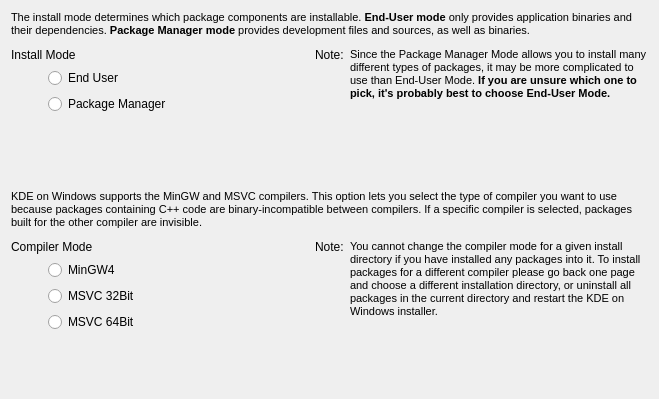
This is gui/usercompilermodepage.ui in KDE/kdewin-installer as Qt 5 draws it before an edit. The edited form follows.
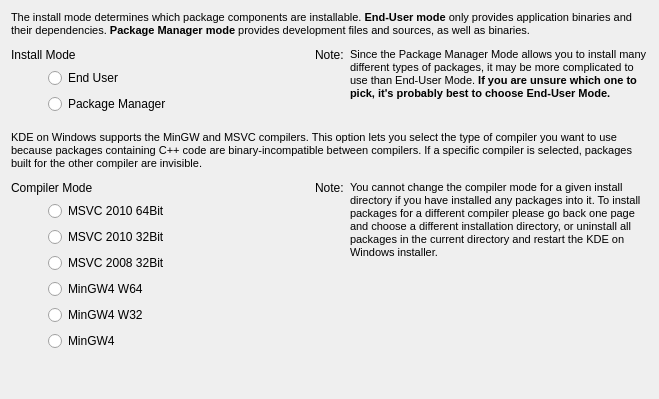
This is the edited form.

Commit message: added mingw4_w32, mingw4_w64, and msvc10 to the list of selectable compilers - this is only frontend for now the required logic needs to be implemented

Patch:
```diff
--- a/gui/usercompilermodepage.ui
+++ b/gui/usercompilermodepage.ui
@@ -253,6 +253,41 @@
        </item>
        <item row="1" column="3">
         <layout class="QVBoxLayout" name="verticalLayout_4">
+         <item>
+          <widget class="QRadioButton" name="compilerMSVCX64">
+           <property name="text">
+            <string>MSVC 2010 64Bit</string>
+           </property>
+          </widget>
+         </item>
+         <item>
+          <widget class="QRadioButton" name="compilerMSVC10">
+           <property name="text">
+            <string>MSVC 2010 32Bit</string>
+           </property>
+          </widget>
+         </item>
+         <item>
+          <widget class="QRadioButton" name="compilerMSVC9">
+           <property name="text">
+            <string>MSVC 2008 32Bit</string>
+           </property>
+          </widget>
+         </item>
+         <item>
+          <widget class="QRadioButton" name="compilerMinGW4_W64">
+           <property name="text">
+            <string>MinGW4 W64</string>
+           </property>
+          </widget>
+         </item>
+         <item>
+          <widget class="QRadioButton" name="compilerMinGW4_W32">
+           <property name="text">
+            <string>MinGW4 W32</string>
+           </property>
+          </widget>
+         </item>
          <item>
           <widget class="QRadioButton" name="compilerMinGW4">
            <property name="text">
@@ -260,20 +295,6 @@
            </property>
           </widget>
          </item>
-         <item>
-          <widget class="QRadioButton" name="compilerMSVC">
-           <property name="text">
-            <string>MSVC 32Bit</string>
-           </property>
-          </widget>
-         </item>
-         <item>
-          <widget class="QRadioButton" name="compilerMSVCX64">
-           <property name="text">
-            <string>MSVC 64Bit</string>
-           </property>
-          </widget>
-         </item>
         </layout>
        </item>
        <item row="1" column="4">
```
The commit also changes 3 other files.
